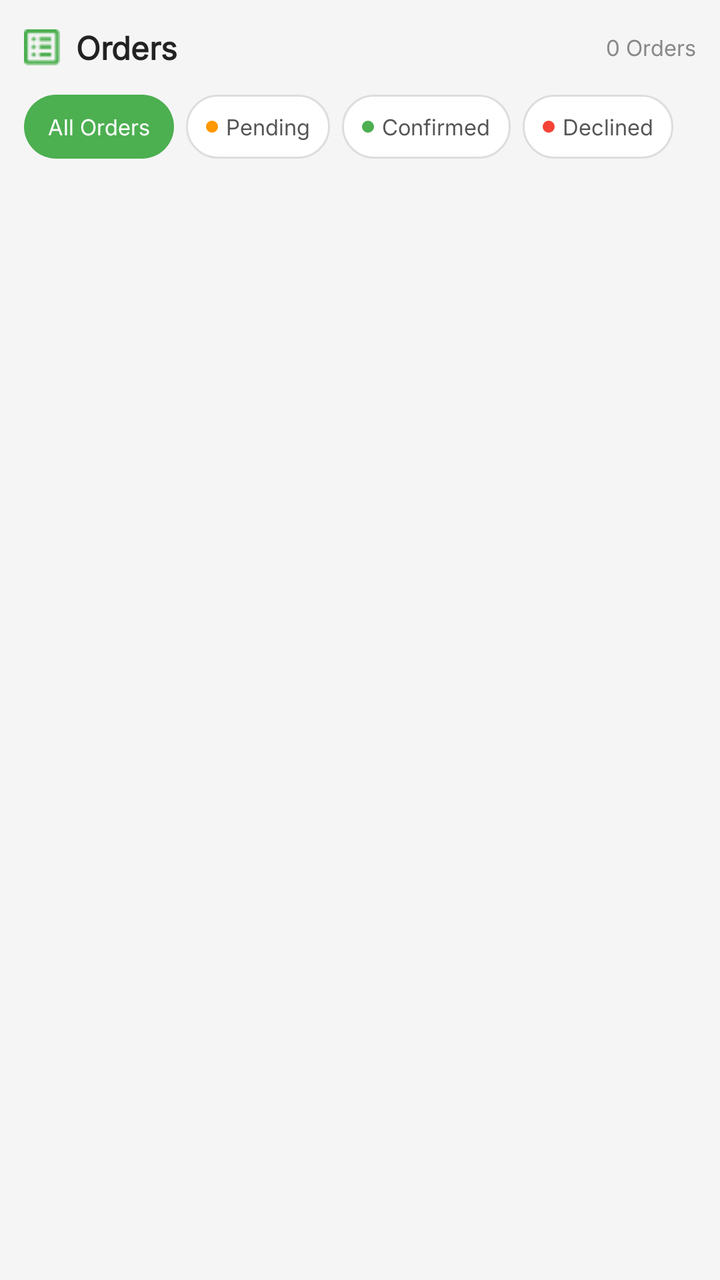
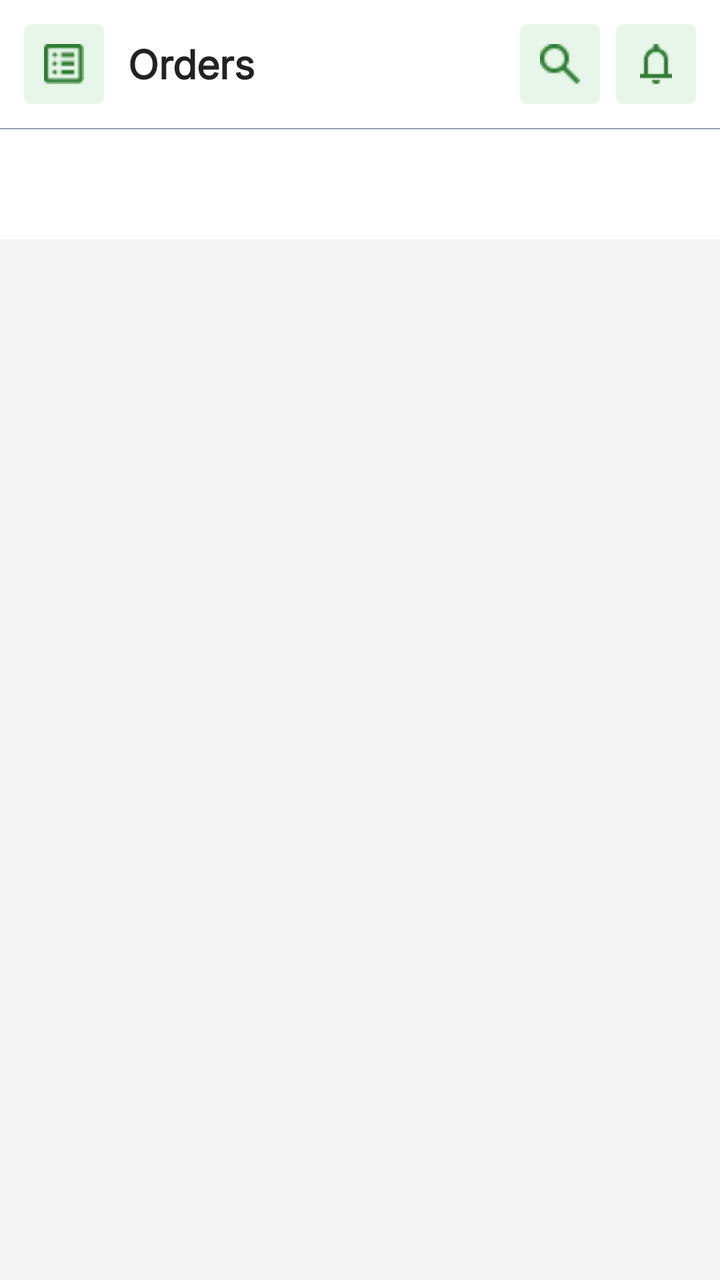

An Android layout rendered at two revisions. The XML below is the earlier revision; the diff shows what the commit changed to produce the second picture.
<!-- AndroidManifest.xml: application theme Theme.Aling_Jar -->
<!-- res/layout/admin_fragment_orders.xml -->
<?xml version="1.0" encoding="utf-8"?>
<LinearLayout
    xmlns:android="http://schemas.android.com/apk/res/android"
    xmlns:app="http://schemas.android.com/apk/res-auto"
    android:layout_width="match_parent"
    android:layout_height="match_parent"
    android:orientation="vertical"
    android:background="#F5F5F5">

    
    <LinearLayout
        android:layout_width="match_parent"
        android:layout_height="wrap_content"
        android:orientation="horizontal"
        android:gravity="center_vertical"
        android:padding="@dimen/admin_padding">

        <ImageView
            android:layout_width="@dimen/admin_order_icon_size"
            android:layout_height="@dimen/admin_order_icon_size"
            android:src="@drawable/ic_orders"
            app:tint="#4CAF50"
            android:layout_marginEnd="@dimen/admin_profile_margin_start"
            android:contentDescription="Orders" />

        <TextView
            android:layout_width="0dp"
            android:layout_height="wrap_content"
            android:layout_weight="1"
            android:text="Orders"
            android:textSize="@dimen/admin_topbar_title_size"
            android:textStyle="bold"
            android:textColor="#222222" />

        <TextView
            android:id="@+id/tvOrderCount"
            android:layout_width="wrap_content"
            android:layout_height="wrap_content"
            android:text="0 Orders"
            android:textSize="@dimen/admin_order_count_size"
            android:textColor="#888888" />

    </LinearLayout>

    
    <HorizontalScrollView
        android:layout_width="match_parent"
        android:layout_height="wrap_content"
        android:scrollbars="none"
        android:layout_marginStart="@dimen/admin_padding"
        android:layout_marginEnd="@dimen/admin_padding"
        android:layout_marginBottom="@dimen/admin_tab_margin_bottom">

        <LinearLayout
            android:layout_width="wrap_content"
            android:layout_height="wrap_content"
            android:orientation="horizontal">

            <TextView
                android:id="@+id/tabAllOrders"
                android:layout_width="wrap_content"
                android:layout_height="@dimen/admin_tab_height"
                android:text="All Orders"
                android:textSize="@dimen/admin_tab_text_size"
                android:textColor="@color/white"
                android:background="@drawable/bg_tab_active"
                android:gravity="center"
                android:paddingStart="@dimen/admin_tab_padding_h"
                android:paddingEnd="@dimen/admin_tab_padding_h"
                android:layout_marginEnd="@dimen/admin_tab_margin_end" />

            <LinearLayout
                android:id="@+id/tabPending"
                android:layout_width="wrap_content"
                android:layout_height="@dimen/admin_tab_height"
                android:orientation="horizontal"
                android:gravity="center"
                android:background="@drawable/bg_tab_inactive"
                android:paddingStart="@dimen/admin_tab_inner_padding_h"
                android:paddingEnd="@dimen/admin_tab_inner_padding_h"
                android:layout_marginEnd="@dimen/admin_tab_margin_end">

                <View
                    android:layout_width="@dimen/admin_tab_dot_size"
                    android:layout_height="@dimen/admin_tab_dot_size"
                    android:background="@drawable/bg_dot_orange"
                    android:layout_marginEnd="@dimen/admin_section_gap" />

                <TextView
                    android:layout_width="wrap_content"
                    android:layout_height="wrap_content"
                    android:text="Pending"
                    android:textSize="@dimen/admin_tab_text_size"
                    android:textColor="#555555" />

            </LinearLayout>

            <LinearLayout
                android:id="@+id/tabConfirmed"
                android:layout_width="wrap_content"
                android:layout_height="@dimen/admin_tab_height"
                android:orientation="horizontal"
                android:gravity="center"
                android:background="@drawable/bg_tab_inactive"
                android:paddingStart="@dimen/admin_tab_inner_padding_h"
                android:paddingEnd="@dimen/admin_tab_inner_padding_h"
                android:layout_marginEnd="@dimen/admin_tab_margin_end">

                <View
                    android:layout_width="@dimen/admin_tab_dot_size"
                    android:layout_height="@dimen/admin_tab_dot_size"
                    android:background="@drawable/bg_dot_green"
                    android:layout_marginEnd="@dimen/admin_section_gap" />

                <TextView
                    android:layout_width="wrap_content"
                    android:layout_height="wrap_content"
                    android:text="Confirmed"
                    android:textSize="@dimen/admin_tab_text_size"
                    android:textColor="#555555" />

            </LinearLayout>

            <LinearLayout
                android:id="@+id/tabDeclined"
                android:layout_width="wrap_content"
                android:layout_height="@dimen/admin_tab_height"
                android:orientation="horizontal"
                android:gravity="center"
                android:background="@drawable/bg_tab_inactive"
                android:paddingStart="@dimen/admin_tab_inner_padding_h"
                android:paddingEnd="@dimen/admin_tab_inner_padding_h">

                <View
                    android:layout_width="@dimen/admin_tab_dot_size"
                    android:layout_height="@dimen/admin_tab_dot_size"
                    android:background="@drawable/bg_dot_red"
                    android:layout_marginEnd="@dimen/admin_section_gap" />

                <TextView
                    android:layout_width="wrap_content"
                    android:layout_height="wrap_content"
                    android:text="Declined"
                    android:textSize="@dimen/admin_tab_text_size"
                    android:textColor="#555555" />

            </LinearLayout>

        </LinearLayout>
    </HorizontalScrollView>

    
    <androidx.recyclerview.widget.RecyclerView
        android:id="@+id/rvOrders"
        android:layout_width="match_parent"
        android:layout_height="match_parent"
        android:paddingStart="@dimen/admin_rv_padding_h"
        android:paddingEnd="@dimen/admin_rv_padding_h"
        android:paddingBottom="@dimen/admin_rv_padding_bottom"
        android:clipToPadding="false" />

</LinearLayout>
<!-- resources referenced by this layout -->
<resources>
  <color name="white">#FFFFFFFF</color>
  <dimen name="admin_order_count_size">12sp</dimen>
  <dimen name="admin_order_icon_size">20dp</dimen>
  <dimen name="admin_padding">14dp</dimen>
  <dimen name="admin_profile_margin_start">9dp</dimen>
  <dimen name="admin_rv_padding_bottom">14dp</dimen>
  <dimen name="admin_rv_padding_h">14dp</dimen>
  <dimen name="admin_section_gap">5dp</dimen>
  <dimen name="admin_tab_dot_size">7dp</dimen>
  <dimen name="admin_tab_height">34dp</dimen>
  <dimen name="admin_tab_inner_padding_h">12dp</dimen>
  <dimen name="admin_tab_margin_bottom">11dp</dimen>
  <dimen name="admin_tab_margin_end">7dp</dimen>
  <dimen name="admin_tab_padding_h">14dp</dimen>
  <dimen name="admin_tab_text_size">12sp</dimen>
  <dimen name="admin_topbar_title_size">17sp</dimen>
  <!-- drawable bg_dot_green (drawable) -->
  <?xml version="1.0" encoding="utf-8"?>
  <shape xmlns:android="http://schemas.android.com/apk/res/android"
      android:shape="oval">
      <solid android:color="#4CAF50" />
  </shape>
  <!-- drawable bg_dot_orange (drawable) -->
  <?xml version="1.0" encoding="utf-8"?>
  <shape xmlns:android="http://schemas.android.com/apk/res/android"
      android:shape="oval">
      <solid android:color="#FF9800" />
  </shape>
  <!-- drawable bg_dot_red (drawable) -->
  <?xml version="1.0" encoding="utf-8"?>
  <shape xmlns:android="http://schemas.android.com/apk/res/android"
      android:shape="oval">
      <solid android:color="#F44336" />
  </shape>
  <!-- drawable bg_tab_active (drawable) -->
  <?xml version="1.0" encoding="utf-8"?>
  <shape xmlns:android="http://schemas.android.com/apk/res/android"
      android:shape="rectangle">
      <solid android:color="#4CAF50" />
      <corners android:radius="18dp" />
  </shape>
  <!-- drawable bg_tab_inactive (drawable) -->
  <?xml version="1.0" encoding="utf-8"?>
  <shape xmlns:android="http://schemas.android.com/apk/res/android"
      android:shape="rectangle">
      <solid android:color="@color/white" />
      <corners android:radius="18dp" />
      <stroke android:width="1dp" android:color="#DDDDDD" />
  </shape>
  <!-- drawable ic_orders: png bitmap (drawable, 581 bytes) -->
  <style name="Theme.Aling_Jar" parent="Theme.MaterialComponents.Light.NoActionBar">
  
          <item name="android:fontFamily">@font/inter_regular</item>
          <item name="fontFamily">@font/inter_regular</item>
  
          <item name="colorPrimary">@color/green_primary</item>
          <item name="colorAccent">@color/green_primary</item>
          <item name="colorControlActivated">@color/green_primary</item>
  
          <item name="android:textColorHint">@color/text_hint</item>
          <item name="hintTextColor">@color/text_hint</item>
  
      </style>
  <color name="green_primary">#3DBA5F</color>
  <color name="text_hint">#94A3B8</color>
</resources>

<!-- the commit's change to res/layout/admin_fragment_orders.xml (unified diff, before → after) -->
@@ -13,141 +13,73 @@
         android:layout_height="wrap_content"
         android:orientation="horizontal"
         android:gravity="center_vertical"
-        android:padding="@dimen/admin_padding">
+        android:padding="@dimen/admin_padding"
+        android:background="@color/white">
 
         <ImageView
-            android:layout_width="@dimen/admin_order_icon_size"
-            android:layout_height="@dimen/admin_order_icon_size"
+            android:id="@+id/btnMenu"
+            android:layout_width="@dimen/admin_topbar_btn_size"
+            android:layout_height="@dimen/admin_topbar_btn_size"
+            android:padding="@dimen/admin_topbar_btn_padding"
             android:src="@drawable/ic_orders"
-            app:tint="#4CAF50"
-            android:layout_marginEnd="@dimen/admin_profile_margin_start"
-            android:contentDescription="Orders" />
+            android:background="@drawable/bg_badge_green"
+            android:contentDescription="Menu"
+            app:tint="#2E7D32"
+            android:layout_marginEnd="@dimen/admin_topbar_icon_gap_large" />
 
         <TextView
             android:layout_width="0dp"
             android:layout_height="wrap_content"
             android:layout_weight="1"
             android:text="Orders"
-            android:textSize="@dimen/admin_topbar_title_size"
+            android:textSize="@dimen/admin_topbar_title_large"
             android:textStyle="bold"
             android:textColor="#222222" />
 
-        <TextView
-            android:id="@+id/tvOrderCount"
-            android:layout_width="wrap_content"
-            android:layout_height="wrap_content"
-            android:text="0 Orders"
-            android:textSize="@dimen/admin_order_count_size"
-            android:textColor="#888888" />
+        <ImageView
+            android:id="@+id/btnSearch"
+            android:layout_width="@dimen/admin_topbar_btn_size"
+            android:layout_height="@dimen/admin_topbar_btn_size"
+            android:padding="@dimen/admin_topbar_btn_padding"
+            android:src="@drawable/ic_search"
+            android:background="@drawable/bg_badge_green"
+            android:contentDescription="Search"
+            app:tint="#2E7D32"
+            android:layout_marginEnd="@dimen/admin_topbar_icon_gap" />
 
+        <ImageView
+            android:id="@+id/btnNotification"
+            android:layout_width="@dimen/admin_topbar_btn_size"
+            android:layout_height="@dimen/admin_topbar_btn_size"
+            android:padding="@dimen/admin_topbar_btn_padding"
+            android:src="@drawable/ic_notification"
+            android:background="@drawable/bg_badge_green"
+            android:contentDescription="Notifications"
+            app:tint="#2E7D32" />
     </LinearLayout>
 
+    <View
+        android:layout_width="match_parent"
+        android:layout_height="0.5dp"
+        android:background="@color/text_hint" />
+
     
-    <HorizontalScrollView
+    <com.google.android.material.tabs.TabLayout
+        android:id="@+id/tabLayout"
         android:layout_width="match_parent"
         android:layout_height="wrap_content"
-        android:scrollbars="none"
-        android:layout_marginStart="@dimen/admin_padding"
-        android:layout_marginEnd="@dimen/admin_padding"
-        android:layout_marginBottom="@dimen/admin_tab_margin_bottom">
-
-        <LinearLayout
-            android:layout_width="wrap_content"
-            android:layout_height="wrap_content"
-            android:orientation="horizontal">
-
-            <TextView
-                android:id="@+id/tabAllOrders"
-                android:layout_width="wrap_content"
-                android:layout_height="@dimen/admin_tab_height"
-                android:text="All Orders"
-                android:textSize="@dimen/admin_tab_text_size"
-                android:textColor="@color/white"
-                android:background="@drawable/bg_tab_active"
-                android:gravity="center"
-                android:paddingStart="@dimen/admin_tab_padding_h"
-                android:paddingEnd="@dimen/admin_tab_padding_h"
-                android:layout_marginEnd="@dimen/admin_tab_margin_end" />
-
-            <LinearLayout
-                android:id="@+id/tabPending"
-                android:layout_width="wrap_content"
-                android:layout_height="@dimen/admin_tab_height"
-                android:orientation="horizontal"
-                android:gravity="center"
-                android:background="@drawable/bg_tab_inactive"
-                android:paddingStart="@dimen/admin_tab_inner_padding_h"
-                android:paddingEnd="@dimen/admin_tab_inner_padding_h"
-                android:layout_marginEnd="@dimen/admin_tab_margin_end">
-
-                <View
-                    android:layout_width="@dimen/admin_tab_dot_size"
-                    android:layout_height="@dimen/admin_tab_dot_size"
-                    android:background="@drawable/bg_dot_orange"
-                    android:layout_marginEnd="@dimen/admin_section_gap" />
-
-                <TextView
-                    android:layout_width="wrap_content"
-                    android:layout_height="wrap_content"
-                    android:text="Pending"
-                    android:textSize="@dimen/admin_tab_text_size"
-                    android:textColor="#555555" />
-
-            </LinearLayout>
-
-            <LinearLayout
-                android:id="@+id/tabConfirmed"
-                android:layout_width="wrap_content"
-                android:layout_height="@dimen/admin_tab_height"
-                android:orientation="horizontal"
-                android:gravity="center"
-                android:background="@drawable/bg_tab_inactive"
-                android:paddingStart="@dimen/admin_tab_inner_padding_h"
-                android:paddingEnd="@dimen/admin_tab_inner_padding_h"
-                android:layout_marginEnd="@dimen/admin_tab_margin_end">
-
-                <View
-                    android:layout_width="@dimen/admin_tab_dot_size"
-                    android:layout_height="@dimen/admin_tab_dot_size"
-                    android:background="@drawable/bg_dot_green"
-                    android:layout_marginEnd="@dimen/admin_section_gap" />
-
-                <TextView
-                    android:layout_width="wrap_content"
-                    android:layout_height="wrap_content"
-                    android:text="Confirmed"
-                    android:textSize="@dimen/admin_tab_text_size"
-                    android:textColor="#555555" />
-
-            </LinearLayout>
-
-            <LinearLayout
-                android:id="@+id/tabDeclined"
-                android:layout_width="wrap_content"
-                android:layout_height="@dimen/admin_tab_height"
-                android:orientation="horizontal"
-                android:gravity="center"
-                android:background="@drawable/bg_tab_inactive"
-                android:paddingStart="@dimen/admin_tab_inner_padding_h"
-                android:paddingEnd="@dimen/admin_tab_inner_padding_h">
-
-                <View
-                    android:layout_width="@dimen/admin_tab_dot_size"
-                    android:layout_height="@dimen/admin_tab_dot_size"
-                    android:background="@drawable/bg_dot_red"
-                    android:layout_marginEnd="@dimen/admin_section_gap" />
-
-                <TextView
-                    android:layout_width="wrap_content"
-                    android:layout_height="wrap_content"
-                    android:text="Declined"
-                    android:textSize="@dimen/admin_tab_text_size"
-                    android:textColor="#555555" />
-
-            </LinearLayout>
-
-        </LinearLayout>
-    </HorizontalScrollView>
+        android:background="@color/white"
+        android:paddingTop="@dimen/admin_section_gap"
+        android:paddingBottom="@dimen/admin_dialog_title_gap"
+        app:tabMode="fixed"
+        app:tabGravity="fill"
+        app:tabTextColor="#78909C"
+        app:tabSelectedTextColor="#4CAF50"
+        app:tabIndicatorColor="#4CAF50"
+        app:tabIndicatorFullWidth="false"
+        app:tabIndicatorHeight="@dimen/admin_item_gap_small"
+        app:tabRippleColor="@null"
+        app:tabTextAppearance="@style/CustomTabTextStyle" />
 
     
     <androidx.recyclerview.widget.RecyclerView
@@ -156,7 +88,7 @@
         android:layout_height="match_parent"
         android:paddingStart="@dimen/admin_rv_padding_h"
         android:paddingEnd="@dimen/admin_rv_padding_h"
+        android:paddingTop="@dimen/margin_small"
         android:paddingBottom="@dimen/admin_rv_padding_bottom"
         android:clipToPadding="false" />
-
 </LinearLayout>
<!-- resource entries referenced after the edit -->
@@ -1,55 +1,35 @@
 <!-- resources referenced by this layout -->
 <resources>
+  <color name="text_hint">#94A3B8</color>
   <color name="white">#FFFFFFFF</color>
-  <dimen name="admin_order_count_size">12sp</dimen>
-  <dimen name="admin_order_icon_size">20dp</dimen>
+  <dimen name="admin_dialog_title_gap">4dp</dimen>
+  <dimen name="admin_item_gap_small">3dp</dimen>
   <dimen name="admin_padding">14dp</dimen>
-  <dimen name="admin_profile_margin_start">9dp</dimen>
   <dimen name="admin_rv_padding_bottom">14dp</dimen>
   <dimen name="admin_rv_padding_h">14dp</dimen>
   <dimen name="admin_section_gap">5dp</dimen>
-  <dimen name="admin_tab_dot_size">7dp</dimen>
-  <dimen name="admin_tab_height">34dp</dimen>
-  <dimen name="admin_tab_inner_padding_h">12dp</dimen>
-  <dimen name="admin_tab_margin_bottom">11dp</dimen>
-  <dimen name="admin_tab_margin_end">7dp</dimen>
-  <dimen name="admin_tab_padding_h">14dp</dimen>
-  <dimen name="admin_tab_text_size">12sp</dimen>
-  <dimen name="admin_topbar_title_size">17sp</dimen>
-  <!-- drawable bg_dot_green (drawable) -->
-  <?xml version="1.0" encoding="utf-8"?>
-  <shape xmlns:android="http://schemas.android.com/apk/res/android"
-      android:shape="oval">
-      <solid android:color="#4CAF50" />
-  </shape>
-  <!-- drawable bg_dot_orange (drawable) -->
-  <?xml version="1.0" encoding="utf-8"?>
-  <shape xmlns:android="http://schemas.android.com/apk/res/android"
-      android:shape="oval">
-      <solid android:color="#FF9800" />
-  </shape>
-  <!-- drawable bg_dot_red (drawable) -->
-  <?xml version="1.0" encoding="utf-8"?>
-  <shape xmlns:android="http://schemas.android.com/apk/res/android"
-      android:shape="oval">
-      <solid android:color="#F44336" />
-  </shape>
-  <!-- drawable bg_tab_active (drawable) -->
+  <dimen name="admin_topbar_btn_padding">10dp</dimen>
+  <dimen name="admin_topbar_btn_size">40dp</dimen>
+  <dimen name="admin_topbar_icon_gap">8dp</dimen>
+  <dimen name="admin_topbar_icon_gap_large">12dp</dimen>
+  <dimen name="admin_topbar_title_large">20sp</dimen>
+  <dimen name="margin_small">8dp</dimen>
+  <!-- drawable bg_badge_green (drawable) -->
   <?xml version="1.0" encoding="utf-8"?>
   <shape xmlns:android="http://schemas.android.com/apk/res/android"
       android:shape="rectangle">
-      <solid android:color="#4CAF50" />
-      <corners android:radius="18dp" />
+      <solid android:color="#E8F5E9" />
+      <corners android:radius="4dp" />
   </shape>
-  <!-- drawable bg_tab_inactive (drawable) -->
-  <?xml version="1.0" encoding="utf-8"?>
-  <shape xmlns:android="http://schemas.android.com/apk/res/android"
-      android:shape="rectangle">
-      <solid android:color="@color/white" />
-      <corners android:radius="18dp" />
-      <stroke android:width="1dp" android:color="#DDDDDD" />
-  </shape>
+  <!-- drawable ic_notification: png bitmap (drawable, 409 bytes) -->
   <!-- drawable ic_orders: png bitmap (drawable, 581 bytes) -->
+  <!-- drawable ic_search: png bitmap (drawable, 551 bytes) -->
+  <style name="CustomTabTextStyle" parent="TextAppearance.AppCompat.Button">
+          <item name="android:textAllCaps">false</item>
+          <item name="textAllCaps">false</item>
+          <item name="android:textSize">14sp</item>
+          <item name="fontFamily">@font/inter_semibold</item>
+      </style>
   <style name="Theme.Aling_Jar" parent="Theme.MaterialComponents.Light.NoActionBar">
   
           <item name="android:fontFamily">@font/inter_regular</item>
@@ -64,6 +44,5 @@
   
       </style>
   <color name="green_primary">#3DBA5F</color>
-  <color name="text_hint">#94A3B8</color>
 </resources>
 
